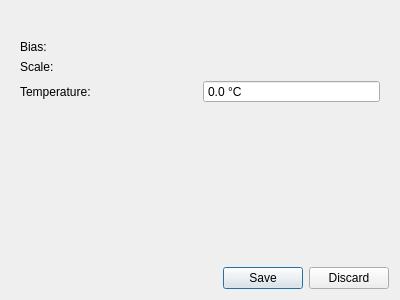
Old version of the form silkopter/gs/src/calibration/Acceleration_Calibration_Wizard_Done.ui in the repository jeanlemotan/silkopter.
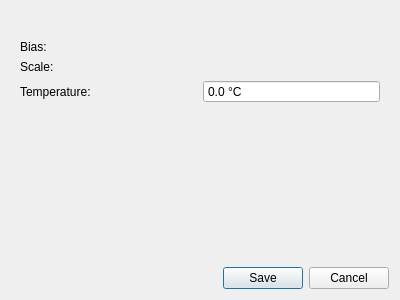
New version of the form.

Diff of the .ui file:
```diff
--- a/silkopter/gs/src/calibration/Acceleration_Calibration_Wizard_Done.ui
+++ b/silkopter/gs/src/calibration/Acceleration_Calibration_Wizard_Done.ui
@@ -97,7 +97,7 @@
    <item>
     <widget class="QDialogButtonBox" name="buttonBox">
      <property name="standardButtons">
-      <set>QDialogButtonBox::Discard|QDialogButtonBox::Save</set>
+      <set>QDialogButtonBox::Cancel|QDialogButtonBox::Save</set>
      </property>
     </widget>
    </item>
```
